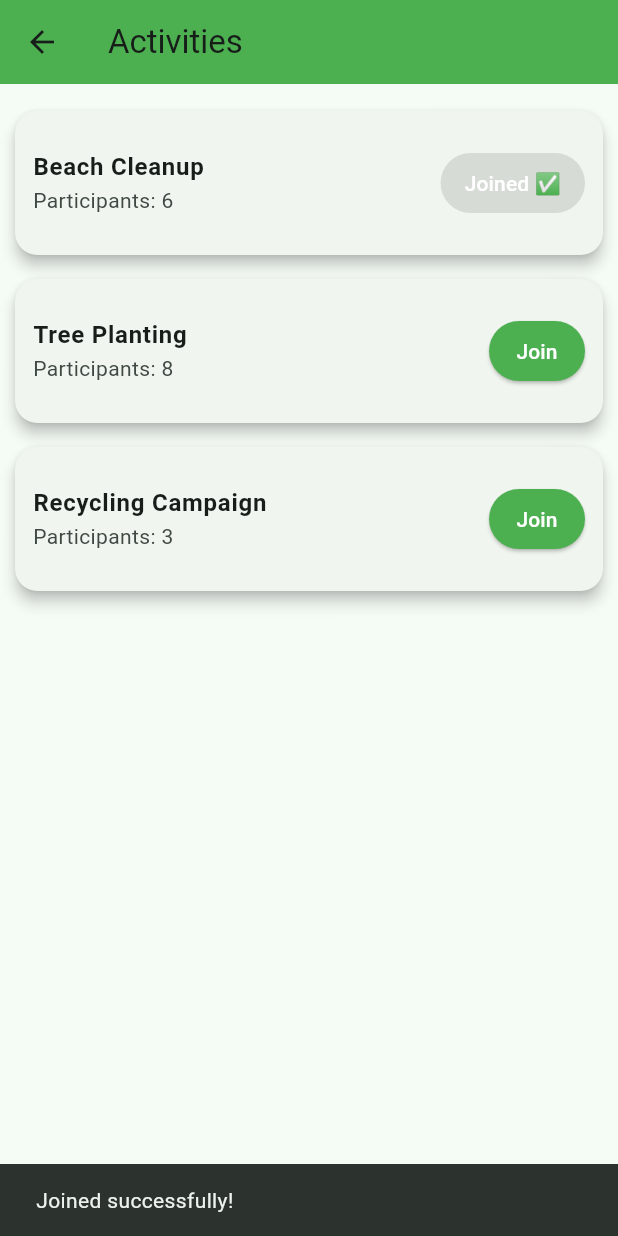
After one commit to fakhrulmus/EcoSight_App, a Flutter app: the ActivityScreen screen opened directly, after a tap on "Join", on a phone screen of 412 x 824 dp. The commit adds this screen. Run offline on Flutter 3.47's test engine with Material 3 defaults, Android fonts, the phone set to English and light mode, and no system bars; our stand-ins replace cloud_firestore, firebase_auth, firebase_core, lucide_icons; accounts and stored records are empty.

Commit message:
Completed Join Activity feature

```diff
--- a/lib/main.dart
+++ b/lib/main.dart
@@ -2,6 +2,7 @@ import 'package:flutter/material.dart';
 import 'package:firebase_core/firebase_core.dart';
 import 'firebase_options.dart';
 import 'package:ecosight_app/screens/login_screen.dart';
+import 'screens/activity_screen.dart';
 
 void main() async {
   WidgetsFlutterBinding.ensureInitialized();
@@ -26,6 +27,7 @@ class MyApp extends StatelessWidget {
         useMaterial3: true,
         fontFamily: 'Roboto',
       ),
+
       home: const LoginScreen(),
     );
   }
--- /dev/null
+++ b/lib/screens/activity_screen.dart
@@ -0,0 +1,98 @@
+import 'package:flutter/material.dart';
+
+class ActivityScreen extends StatefulWidget {
+  @override
+  _ActivityScreenState createState() => _ActivityScreenState();
+}
+
+class _ActivityScreenState extends State<ActivityScreen> {
+
+  // Track joined status
+  List<bool> joined = [false, false, false];
+
+  // Participants count
+  List<int> participants = [5, 8, 3];
+
+  // Join function
+  void joinActivity(int index) {
+    setState(() {
+      joined[index] = true;
+      participants[index]++; // increase count
+    });
+
+    ScaffoldMessenger.of(context).showSnackBar(
+      SnackBar(content: Text("Joined successfully!")),
+    );
+  }
+
+  @override
+  Widget build(BuildContext context) {
+
+    List<String> activities = [
+      "Beach Cleanup",
+      "Tree Planting",
+      "Recycling Campaign"
+    ];
+
+    return Scaffold(
+      appBar: AppBar(
+        title: Text("Activities"),
+        backgroundColor: Colors.green,
+      ),
+
+      body: Padding(
+        padding: EdgeInsets.all(10),
+        child: ListView.builder(
+          itemCount: activities.length,
+          itemBuilder: (context, index) {
+            return Card(
+              elevation: 4,
+              margin: EdgeInsets.symmetric(vertical: 8),
+              shape: RoundedRectangleBorder(
+                borderRadius: BorderRadius.circular(15),
+              ),
+
+              child: ListTile(
+                contentPadding: EdgeInsets.all(12),
+
+                // Activity name
+                title: Text(
+                  activities[index],
+                  style: TextStyle(
+                    fontWeight: FontWeight.bold,
+                    fontSize: 16,
+                  ),
+                ),
+
+                // Participants count
+                subtitle: Text(
+                  "Participants: ${participants[index]}",
+                ),
+
+                // ✅ JOIN BUTTON (THIS IS WHAT YOU WERE LOOKING FOR)
+                trailing: ElevatedButton(
+                  style: ElevatedButton.styleFrom(
+                    backgroundColor:
+                        joined[index] ? Colors.grey : Colors.green,
+                    padding: EdgeInsets.symmetric(
+                      horizontal: 16,
+                      vertical: 8,
+                    ),
+                  ),
+
+                  onPressed:
+                      joined[index] ? null : () => joinActivity(index),
+
+                  child: Text(
+                    joined[index] ? "Joined ✅" : "Join",
+                    style: TextStyle(color: Colors.white),
+                  ),
+                ),
+              ),
+            );
+          },
+        ),
+      ),
+    );
+  }
+}
```
